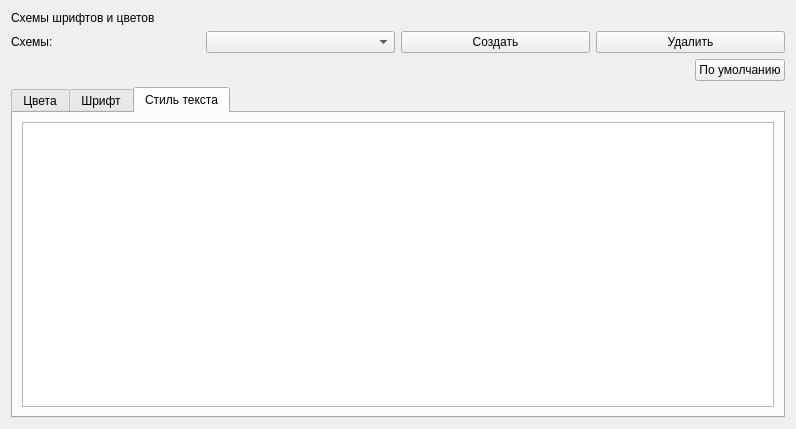
kissofblood/September, file setting/settingSeptember/settingfontandcolor.ui: the form before one commit.
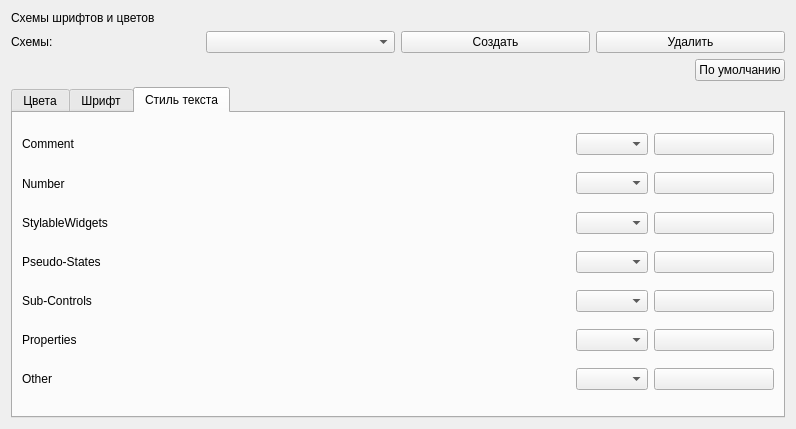
The form after the commit. The open tabs and pages were chosen to show the change. Custom widgets are drawn as their Qt base class.

The edit to the form file:
```diff
--- a/setting/settingSeptember/settingfontandcolor.ui
+++ b/setting/settingSeptember/settingfontandcolor.ui
@@ -238,9 +238,246 @@
       <attribute name="title">
        <string>Стиль текста</string>
       </attribute>
-      <layout class="QHBoxLayout" name="horizontalLayout_4">
-       <item>
-        <widget class="QTableWidget" name="tableWidget"/>
+      <layout class="QGridLayout" name="gridLayout_2">
+       <item row="1" column="2" colspan="2">
+        <spacer name="horizontalSpacer_11">
+         <property name="orientation">
+          <enum>Qt::Horizontal</enum>
+         </property>
+         <property name="sizeHint" stdset="0">
+          <size>
+           <width>422</width>
+           <height>23</height>
+          </size>
+         </property>
+        </spacer>
+       </item>
+       <item row="0" column="2" colspan="2">
+        <spacer name="horizontalSpacer_12">
+         <property name="orientation">
+          <enum>Qt::Horizontal</enum>
+         </property>
+         <property name="sizeHint" stdset="0">
+          <size>
+           <width>422</width>
+           <height>20</height>
+          </size>
+         </property>
+        </spacer>
+       </item>
+       <item row="0" column="5">
+        <widget class="QPushButton" name="btnCommentColor">
+         <property name="text">
+          <string/>
+         </property>
+        </widget>
+       </item>
+       <item row="0" column="4">
+        <widget class="QComboBox" name="cmbCommentWeight"/>
+       </item>
+       <item row="1" column="0" colspan="2">
+        <widget class="QLabel" name="label_12">
+         <property name="text">
+          <string>Number</string>
+         </property>
+        </widget>
+       </item>
+       <item row="1" column="4">
+        <widget class="QComboBox" name="cmbNumberWeight"/>
+       </item>
+       <item row="1" column="5">
+        <widget class="QPushButton" name="btnNumberColor">
+         <property name="text">
+          <string/>
+         </property>
+        </widget>
+       </item>
+       <item row="2" column="0" colspan="3">
+        <widget class="QLabel" name="label_10">
+         <property name="text">
+          <string>StylableWidgets</string>
+         </property>
+        </widget>
+       </item>
+       <item row="4" column="3">
+        <spacer name="horizontalSpacer_8">
+         <property name="orientation">
+          <enum>Qt::Horizontal</enum>
+         </property>
+         <property name="sizeHint" stdset="0">
+          <size>
+           <width>399</width>
+           <height>20</height>
+          </size>
+         </property>
+        </spacer>
+       </item>
+       <item row="2" column="3">
+        <spacer name="horizontalSpacer_6">
+         <property name="orientation">
+          <enum>Qt::Horizontal</enum>
+         </property>
+         <property name="sizeHint" stdset="0">
+          <size>
+           <width>393</width>
+           <height>20</height>
+          </size>
+         </property>
+        </spacer>
+       </item>
+       <item row="2" column="4">
+        <widget class="QComboBox" name="cmbWidgetWeight"/>
+       </item>
+       <item row="2" column="5">
+        <widget class="QPushButton" name="btnWidgetColor">
+         <property name="minimumSize">
+          <size>
+           <width>120</width>
+           <height>0</height>
+          </size>
+         </property>
+         <property name="text">
+          <string/>
+         </property>
+        </widget>
+       </item>
+       <item row="3" column="0" colspan="3">
+        <widget class="QLabel" name="label_7">
+         <property name="text">
+          <string>Pseudo-States</string>
+         </property>
+        </widget>
+       </item>
+       <item row="3" column="3">
+        <spacer name="horizontalSpacer_7">
+         <property name="orientation">
+          <enum>Qt::Horizontal</enum>
+         </property>
+         <property name="sizeHint" stdset="0">
+          <size>
+           <width>555</width>
+           <height>20</height>
+          </size>
+         </property>
+        </spacer>
+       </item>
+       <item row="3" column="4">
+        <widget class="QComboBox" name="cmbPseudoWeight"/>
+       </item>
+       <item row="3" column="5">
+        <widget class="QPushButton" name="btnPseudoColor">
+         <property name="minimumSize">
+          <size>
+           <width>120</width>
+           <height>0</height>
+          </size>
+         </property>
+         <property name="text">
+          <string/>
+         </property>
+        </widget>
+       </item>
+       <item row="4" column="0" colspan="2">
+        <widget class="QLabel" name="label_9">
+         <property name="text">
+          <string>Sub-Controls</string>
+         </property>
+        </widget>
+       </item>
+       <item row="4" column="4">
+        <widget class="QComboBox" name="cmbSubWeight"/>
+       </item>
+       <item row="4" column="5">
+        <widget class="QPushButton" name="btnSubColor">
+         <property name="minimumSize">
+          <size>
+           <width>120</width>
+           <height>1</height>
+          </size>
+         </property>
+         <property name="text">
+          <string/>
+         </property>
+        </widget>
+       </item>
+       <item row="5" column="0" colspan="2">
+        <widget class="QLabel" name="label_8">
+         <property name="text">
+          <string>Properties</string>
+         </property>
+        </widget>
+       </item>
+       <item row="5" column="3">
+        <spacer name="horizontalSpacer_9">
+         <property name="orientation">
+          <enum>Qt::Horizontal</enum>
+         </property>
+         <property name="sizeHint" stdset="0">
+          <size>
+           <width>399</width>
+           <height>20</height>
+          </size>
+         </property>
+        </spacer>
+       </item>
+       <item row="5" column="4">
+        <widget class="QComboBox" name="cmbPropertiesWeight"/>
+       </item>
+       <item row="5" column="5">
+        <widget class="QPushButton" name="btnPropertiesColor">
+         <property name="minimumSize">
+          <size>
+           <width>120</width>
+           <height>0</height>
+          </size>
+         </property>
+         <property name="text">
+          <string/>
+         </property>
+        </widget>
+       </item>
+       <item row="6" column="0">
+        <widget class="QLabel" name="label_11">
+         <property name="text">
+          <string>Other</string>
+         </property>
+        </widget>
+       </item>
+       <item row="6" column="1" colspan="3">
+        <spacer name="horizontalSpacer_10">
+         <property name="orientation">
+          <enum>Qt::Horizontal</enum>
+         </property>
+         <property name="sizeHint" stdset="0">
+          <size>
+           <width>460</width>
+           <height>20</height>
+          </size>
+         </property>
+        </spacer>
+       </item>
+       <item row="6" column="4">
+        <widget class="QComboBox" name="cmbOtherWeight"/>
+       </item>
+       <item row="6" column="5">
+        <widget class="QPushButton" name="btnOtherColor">
+         <property name="minimumSize">
+          <size>
+           <width>120</width>
+           <height>0</height>
+          </size>
+         </property>
+         <property name="text">
+          <string/>
+         </property>
+        </widget>
+       </item>
+       <item row="0" column="0" colspan="2">
+        <widget class="QLabel" name="label_13">
+         <property name="text">
+          <string>Comment</string>
+         </property>
+        </widget>
        </item>
       </layout>
      </widget>
```
Left out of the diff: 136 changed lines with no effect on the pictures.
